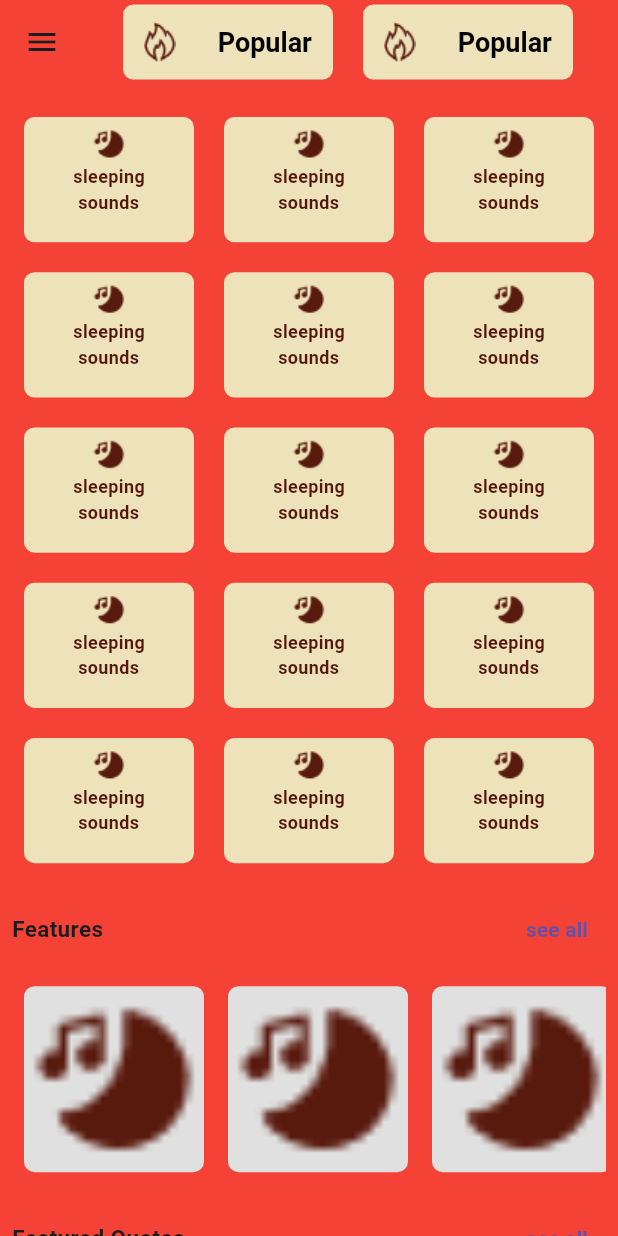
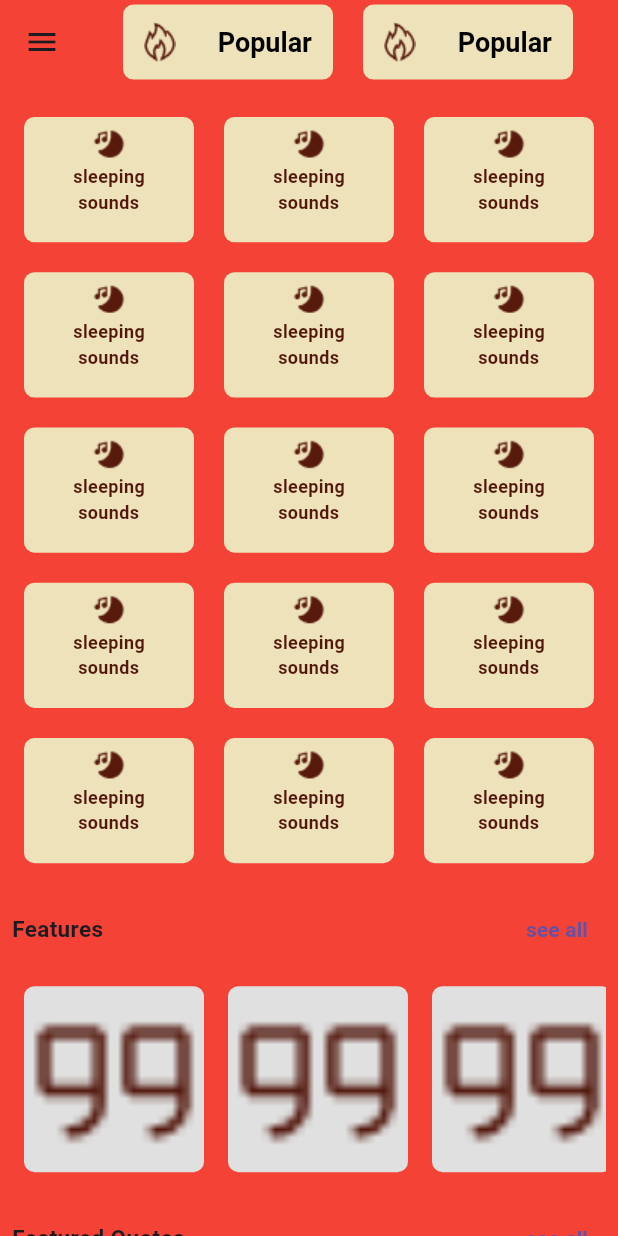
Before and after one commit to fawzia12/cardinal_quotes_app, a Flutter app: the HomeScreen screen opened directly, on a phone screen of 412 x 824 dp. Run offline on Flutter 3.47's test engine with Material 3 defaults, Android fonts, the light colour scheme and no system bars.

Commit message:
Image issue fixed

```diff
--- a/lib/walpaper/widget/walpaper_features.dart
+++ b/lib/walpaper/widget/walpaper_features.dart
@@ -23,7 +23,7 @@ class WalpaperFeatures extends StatelessWidget {
                 borderRadius: BorderRadius.circular(7),
                 color: Colors.grey[300],
               ),
-              child: Image.asset(AssetsPath.sleep, fit: BoxFit.cover),
+              child: Image.asset(AssetsPath.quotes, fit: BoxFit.cover),
             ),
           );
         },
```
